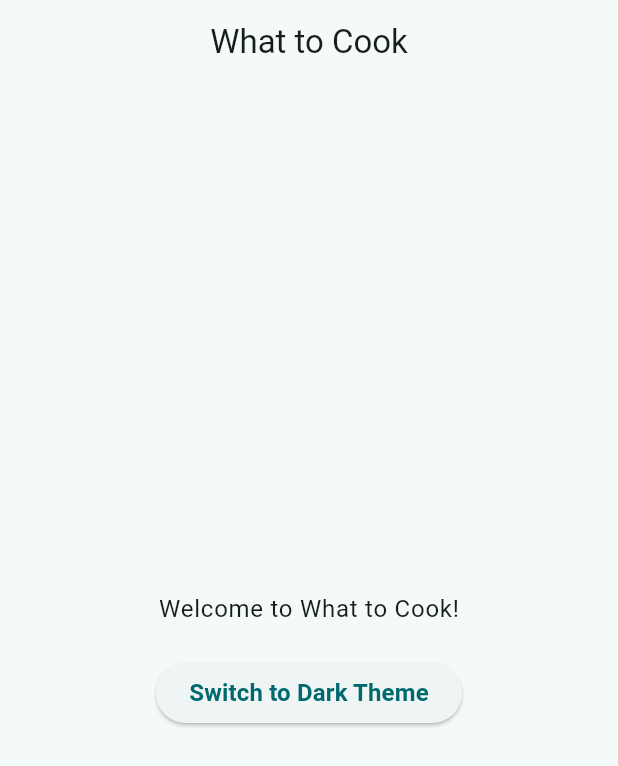
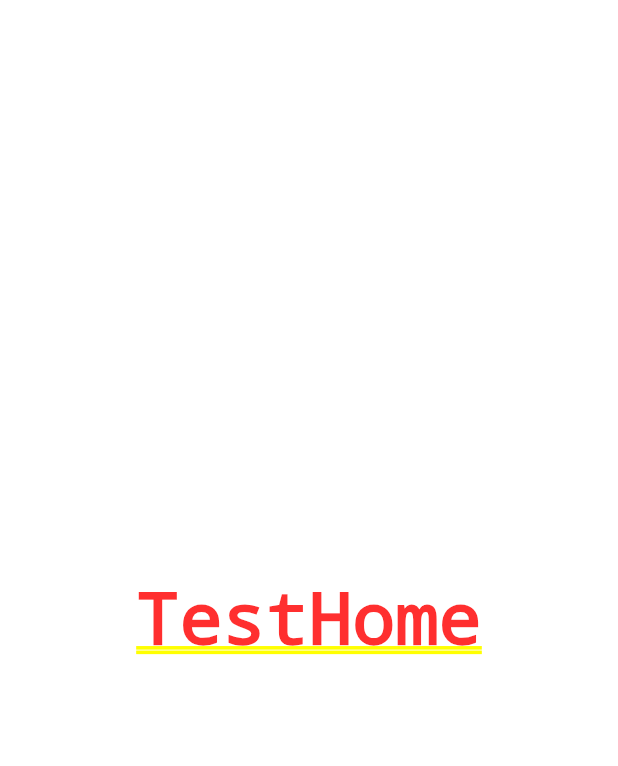
Before and after one commit to LezgiHaly/what-to-cook, a Flutter app: the screen it shows after launch, on a phone screen of 412 x 824 dp. Shown: the top 766 px of the screen. Run offline on Flutter 3.47's test engine with Material 3 defaults, Android fonts, the phone set to English and light mode, and no system bars; our stand-ins replace equatable, flutter_bloc.

Commit message:
testhome

```diff
--- a/lib/main.dart
+++ b/lib/main.dart
@@ -1,6 +1,7 @@
 import 'package:flutter/material.dart';
 import 'package:flutter_bloc/flutter_bloc.dart';
 import 'package:what_to_cook/constants/themes.dart';
+import 'package:what_to_cook/views/home/view/test_home.dart';
 import 'blocs/blocs.dart';
 import 'views/home/home.dart';
 
@@ -45,7 +46,9 @@ class MyApp extends StatelessWidget {
                 // const Center(
                 //   child: Text('data'),
                 // )
-                const HomeScreen(),
+                // const HomeScreen(),
+
+                TestHome()
           ),
         );
       },
--- /dev/null
+++ b/lib/views/home/view/test_home.dart
@@ -0,0 +1,10 @@
+import 'package:flutter/widgets.dart';
+
+class TestHome extends StatelessWidget {
+  const TestHome({super.key});
+
+  @override
+  Widget build(BuildContext context) {
+    return Center(child: Text('TestHome'),);
+  }
+}
```
